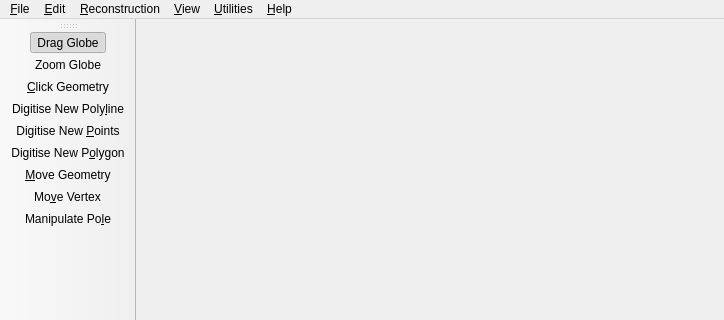
Old version of the form src/qt-widgets/ViewportWindowUi.ui in the repository GPlates/GPlates; both pictures show x 0 to 724 and y 0 to 320 of the 724 by 600 pixel window.
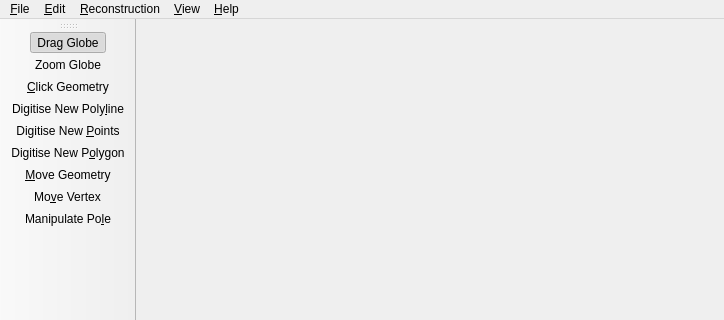
New version of the form. Icons and pictures are not drawn.

Patch:
```diff
--- a/src/qt-widgets/ViewportWindowUi.ui
+++ b/src/qt-widgets/ViewportWindowUi.ui
@@ -96,12 +96,6 @@
     <addaction name="separator" />
     <addaction name="action_Export_Geometry_Snapshot" />
    </widget>
-   <widget class="QMenu" name="menu_Utilities" >
-    <property name="title" >
-     <string>&amp;Utilities</string>
-    </property>
-    <addaction name="action_Reconstruction_Tree_and_Poles" />
-   </widget>
    <widget class="QMenu" name="menu_Edit" >
     <property name="title" >
      <string>&amp;Edit</string>
@@ -120,7 +114,6 @@
    <addaction name="menu_Edit" />
    <addaction name="menu_Reconstruction" />
    <addaction name="menu_View" />
-   <addaction name="menu_Utilities" />
    <addaction name="menu_Help" />
   </widget>
   <widget class="QStatusBar" name="statusbar" />
```
Left out of the diff: 21 changed lines with no effect on the pictures.
